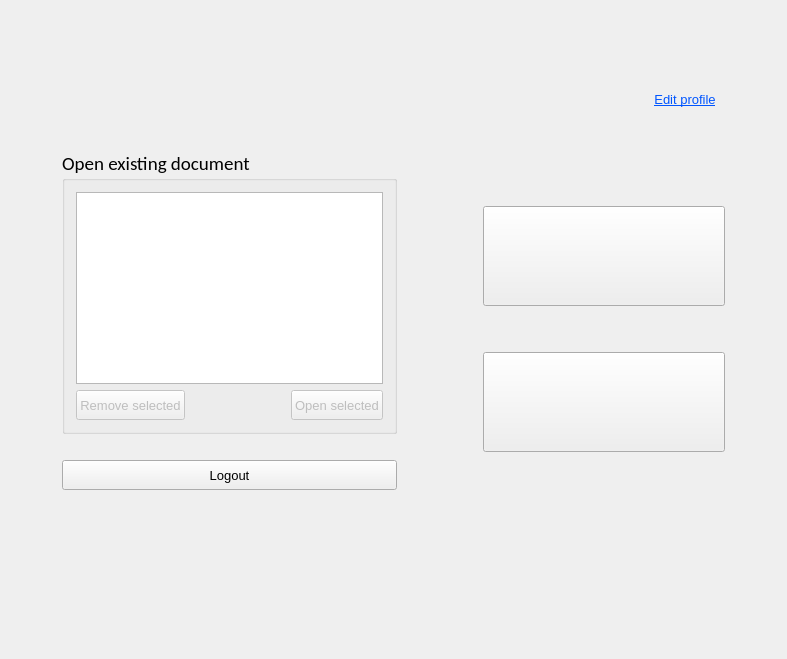
First picture: the form in textedit/landingpage.ui, repository pgallo725/livetext-pds, before the edit.
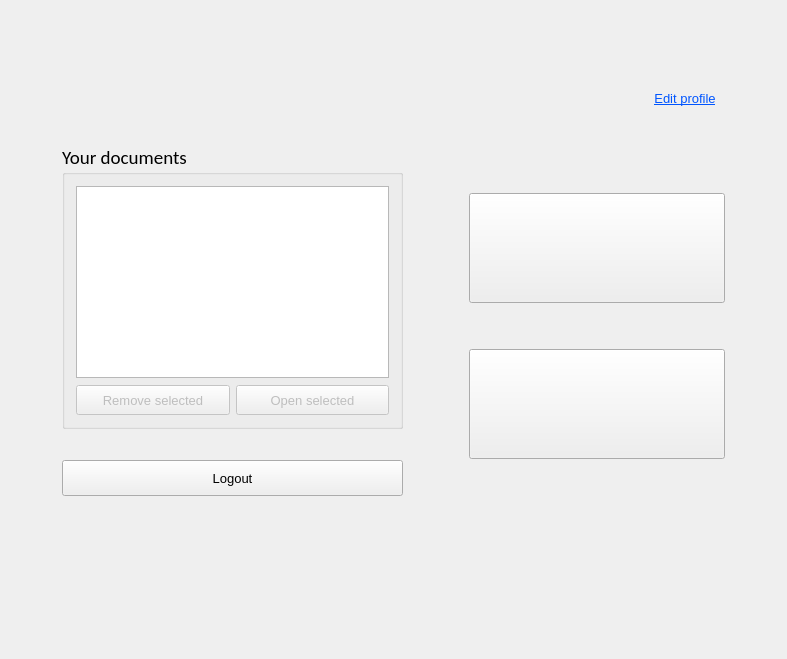
Second picture: the form after the edit. The open tabs and pages were chosen to show the change.

Commit message: New Qt/SSL image logo for landing page, some layout tweaks to Login and OpenDocument sections

Diff of the .ui file:
```diff
--- a/textedit/landingpage.ui
+++ b/textedit/landingpage.ui
@@ -1094,7 +1094,7 @@
            <number>40</number>
           </property>
           <property name="rightMargin">
-           <number>40</number>
+           <number>30</number>
           </property>
           <item>
            <spacer name="verticalSpacer_17">
@@ -1132,7 +1132,7 @@
              </font>
             </property>
             <property name="title">
-             <string>Open existing document</string>
+             <string>Your documents</string>
             </property>
             <layout class="QVBoxLayout" name="verticalLayout_12">
              <item>
@@ -1210,6 +1210,22 @@
                  </column>
                 </widget>
                </item>
+               <item>
+                <spacer name="horizontalSpacer">
+                 <property name="orientation">
+                  <enum>Qt::Horizontal</enum>
+                 </property>
+                 <property name="sizeType">
+                  <enum>QSizePolicy::Preferred</enum>
+                 </property>
+                 <property name="sizeHint" stdset="0">
+                  <size>
+                   <width>360</width>
+                   <height>1</height>
+                  </size>
+                 </property>
+                </spacer>
+               </item>
                <item>
                 <layout class="QHBoxLayout" name="horizontalLayout_4">
                  <item>
@@ -1218,7 +1234,7 @@
                     <bool>false</bool>
                    </property>
                    <property name="sizePolicy">
-                    <sizepolicy hsizetype="Minimum" vsizetype="Preferred">
+                    <sizepolicy hsizetype="Preferred" vsizetype="Preferred">
                      <horstretch>0</horstretch>
                      <verstretch>0</verstretch>
                     </sizepolicy>
@@ -1235,27 +1251,14 @@
                      <pointsize>10</pointsize>
                     </font>
                    </property>
+                   <property name="layoutDirection">
+                    <enum>Qt::LeftToRight</enum>
+                   </property>
                    <property name="text">
                     <string>Remove selected</string>
                    </property>
                   </widget>
                  </item>
-                 <item>
-                  <spacer name="horizontalSpacer">
-                   <property name="orientation">
-                    <enum>Qt::Horizontal</enum>
-                   </property>
-                   <property name="sizeType">
-                    <enum>QSizePolicy::Preferred</enum>
-                   </property>
-                   <property name="sizeHint" stdset="0">
-                    <size>
-                     <width>100</width>
-                     <height>20</height>
-                    </size>
-                   </property>
-                  </spacer>
-                 </item>
                  <item>
                   <widget class="QPushButton" name="pushButton_open">
                    <property name="enabled">
@@ -1304,7 +1307,7 @@
             <property name="sizeHint" stdset="0">
              <size>
               <width>20</width>
-              <height>20</height>
+              <height>25</height>
              </size>
             </property>
            </spacer>
@@ -1328,7 +1331,7 @@
               <property name="minimumSize">
                <size>
                 <width>0</width>
-                <height>30</height>
+                <height>36</height>
                </size>
               </property>
               <property name="maximumSize">
@@ -1362,7 +1365,7 @@
         <item>
          <layout class="QVBoxLayout" name="verticalLayout_8">
           <property name="leftMargin">
-           <number>40</number>
+           <number>30</number>
           </property>
           <property name="rightMargin">
            <number>40</number>
@@ -1510,7 +1513,7 @@
                 <property name="sizeHint" stdset="0">
                  <size>
                   <width>20</width>
-                  <height>30</height>
+                  <height>32</height>
                  </size>
                 </property>
                </spacer>
@@ -1559,7 +1562,7 @@
                 </property>
                </widget>
               </item>
-              <item>
+              <item alignment="Qt::AlignBottom">
                <widget class="QPushButton" name="pushButton_editProfile">
                 <property name="sizePolicy">
                  <sizepolicy hsizetype="Minimum" vsizetype="Minimum">
@@ -1642,13 +1645,16 @@
             <property name="sizeHint" stdset="0">
              <size>
               <width>20</width>
-              <height>30</height>
+              <height>50</height>
              </size>
             </property>
            </spacer>
           </item>
           <item>
            <layout class="QHBoxLayout" name="horizontalLayout_9">
+            <property name="spacing">
+             <number>6</number>
+            </property>
             <property name="topMargin">
              <number>0</number>
             </property>
@@ -1662,8 +1668,8 @@
               </property>
               <property name="minimumSize">
                <size>
-                <width>228</width>
-                <height>100</height>
+                <width>256</width>
+                <height>110</height>
                </size>
               </property>
               <property name="maximumSize">
@@ -1710,8 +1716,8 @@
               </property>
               <property name="minimumSize">
                <size>
-                <width>228</width>
-                <height>100</height>
+                <width>256</width>
+                <height>110</height>
                </size>
               </property>
               <property name="maximumSize">
@@ -1738,7 +1744,7 @@
             <property name="sizeHint" stdset="0">
              <size>
               <width>20</width>
-              <height>40</height>
+              <height>45</height>
              </size>
             </property>
            </spacer>
@@ -1870,7 +1876,7 @@
             <property name="sizeHint" stdset="0">
              <size>
               <width>20</width>
-              <height>49</height>
+              <height>50</height>
              </size>
             </property>
            </spacer>
```
Left out of the diff: 26 changed lines with no effect on the pictures. The commit also changes 4 other files.
